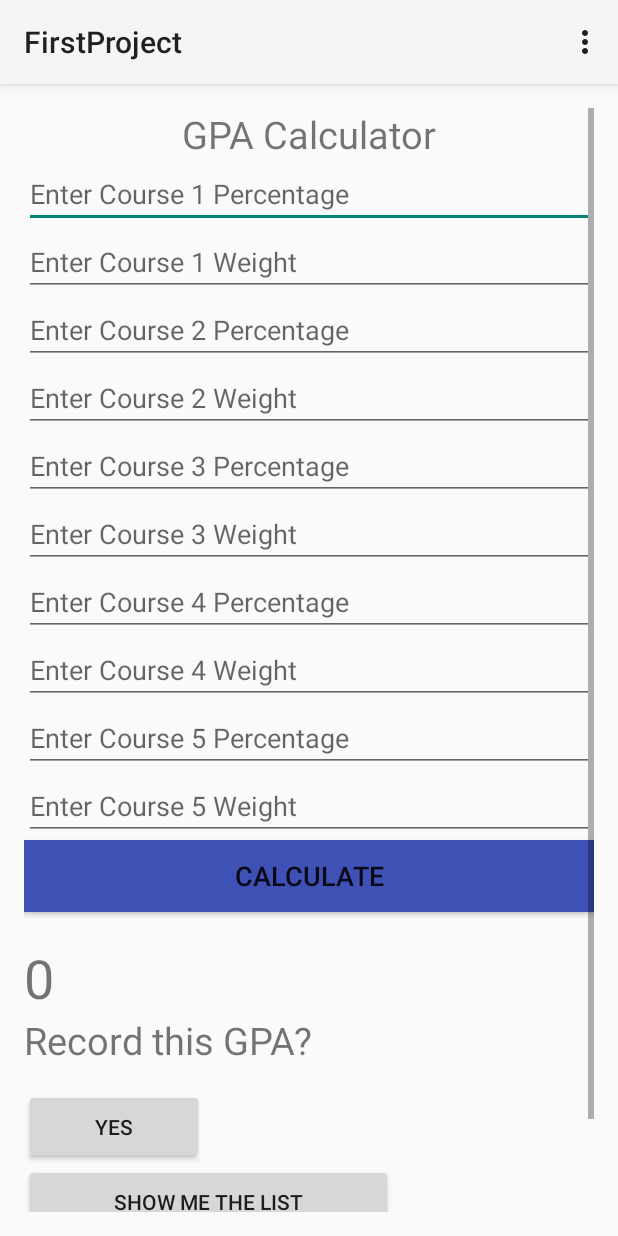
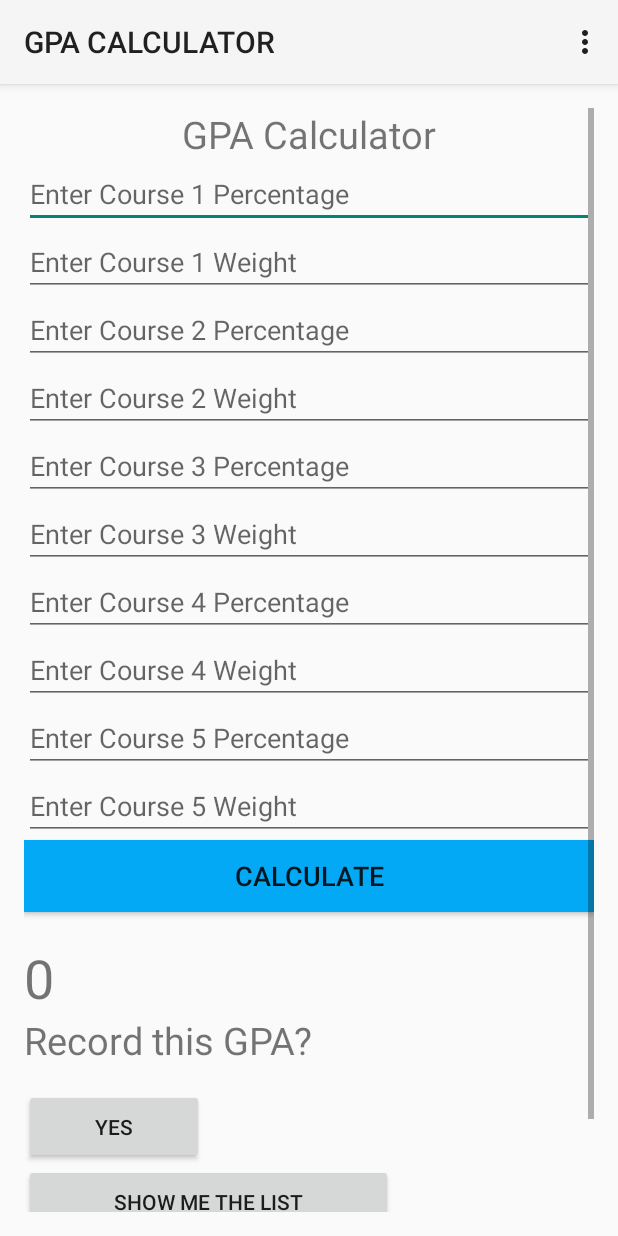
Before and after one commit to Joyliu290/GPA_Calculator, an Android app: the MainActivity screen opened directly, with no data from a screen before it, on a phone screen of 412 x 824 dp. Run offline under Robolectric (Android 15) with nearby library versions, the phone set to English and light mode, and no system bars; 3 statements that could not run were skipped.

Commit message:
Add files via upload
Updated "Value" folder as of Jan 2, 2017

```diff
--- a/app/src/main/res/values/colors.xml
+++ b/app/src/main/res/values/colors.xml
@@ -1,6 +1,6 @@
 <?xml version="1.0" encoding="utf-8"?>
 <resources>
-    <color name="colorPrimary">#3F51B5</color>
+    <color name="colorPrimary">#03A9F4</color>
     <color name="colorPrimaryDark">#303F9F</color>
     <color name="colorAccent">#FF4081</color>
 </resources>
--- a/app/src/main/res/values/strings.xml
+++ b/app/src/main/res/values/strings.xml
@@ -1,4 +1,4 @@
 <resources>
-    <string name="app_name">FirstProject</string>
+    <string name="app_name">GPA CALCULATOR</string>
     <string name="action_settings">Settings</string>
 </resources>
```
Also changed, not shown: app/src/main/res/values/styles.xml (+4 -4 lines), app/src/main/res/values/dimens.xml (line endings or trailing spaces).
